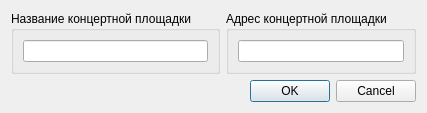
First picture: the form in Admin/MainManager/placesWidget/cplacedialog.ui, repository Demonist/TCS, before the edit.
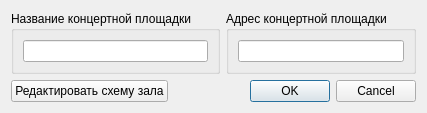
Second picture: the form after the edit.

Commit message: Добавил кнопку редактирования схемы зала в концертных площадках. Изменил заголовок главного окна.

What changed in the file:
```diff
--- a/Admin/MainManager/placesWidget/cplacedialog.ui
+++ b/Admin/MainManager/placesWidget/cplacedialog.ui
@@ -38,12 +38,36 @@
      </layout>
     </widget>
    </item>
-   <item row="1" column="1">
+   <item row="1" column="0" colspan="2">
+    <layout class="QHBoxLayout" name="horizontalLayout">
+     <item>
+      <widget class="QPushButton" name="pbnEditPlaceScheme">
+       <property name="text">
+        <string>Редактировать схему зала</string>
+       </property>
+      </widget>
+     </item>
+     <item>
+      <spacer name="horizontalSpacer">
+       <property name="orientation">
+        <enum>Qt::Horizontal</enum>
+       </property>
+       <property name="sizeHint" stdset="0">
+        <size>
+         <width>40</width>
+         <height>20</height>
+        </size>
+       </property>
+      </spacer>
+     </item>
+     <item>
     <widget class="QDialogButtonBox" name="buttonBox">
      <property name="standardButtons">
       <set>QDialogButtonBox::Cancel|QDialogButtonBox::Ok</set>
      </property>
     </widget>
+     </item>
+    </layout>
    </item>
   </layout>
  </widget>
```
Lines whose indentation alone changed are shown as unchanged. The commit also changes 3 other files.
